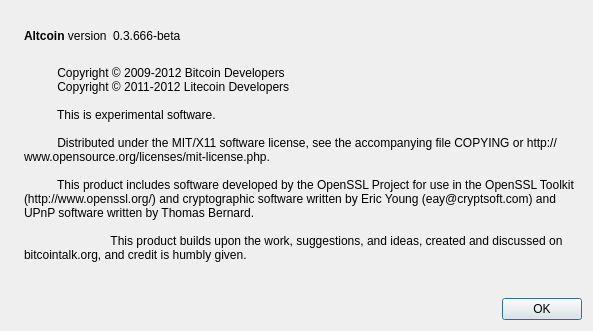
Qt form src/qt/forms/aboutdialog.ui (hqcoin/HQCoin) before a commit.
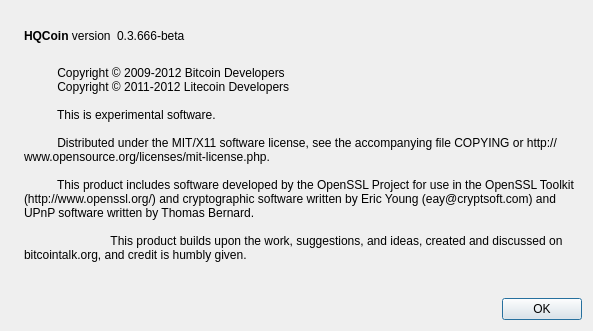
The same form after that commit. Icons and pictures are not drawn.

```diff
--- a/src/qt/forms/aboutdialog.ui
+++ b/src/qt/forms/aboutdialog.ui
@@ -50,7 +50,7 @@
           <cursorShape>IBeamCursor</cursorShape>
          </property>
          <property name="text">
-          <string>&lt;b&gt;Altcoin&lt;/b&gt; version</string>
+          <string>&lt;b&gt;HQCoin&lt;/b&gt; version</string>
          </property>
          <property name="textInteractionFlags">
           <set>Qt::LinksAccessibleByMouse|Qt::TextSelectableByKeyboard|Qt::TextSelectableByMouse</set>
```
Left out of the diff: 2 changed lines with no effect on the pictures.
